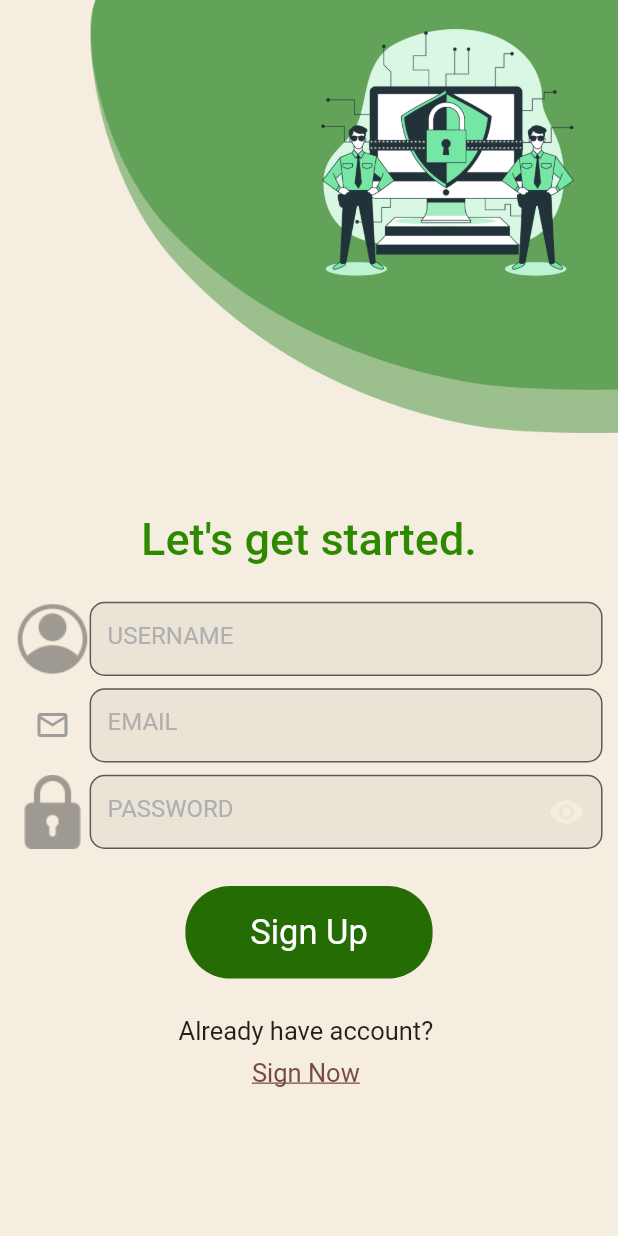
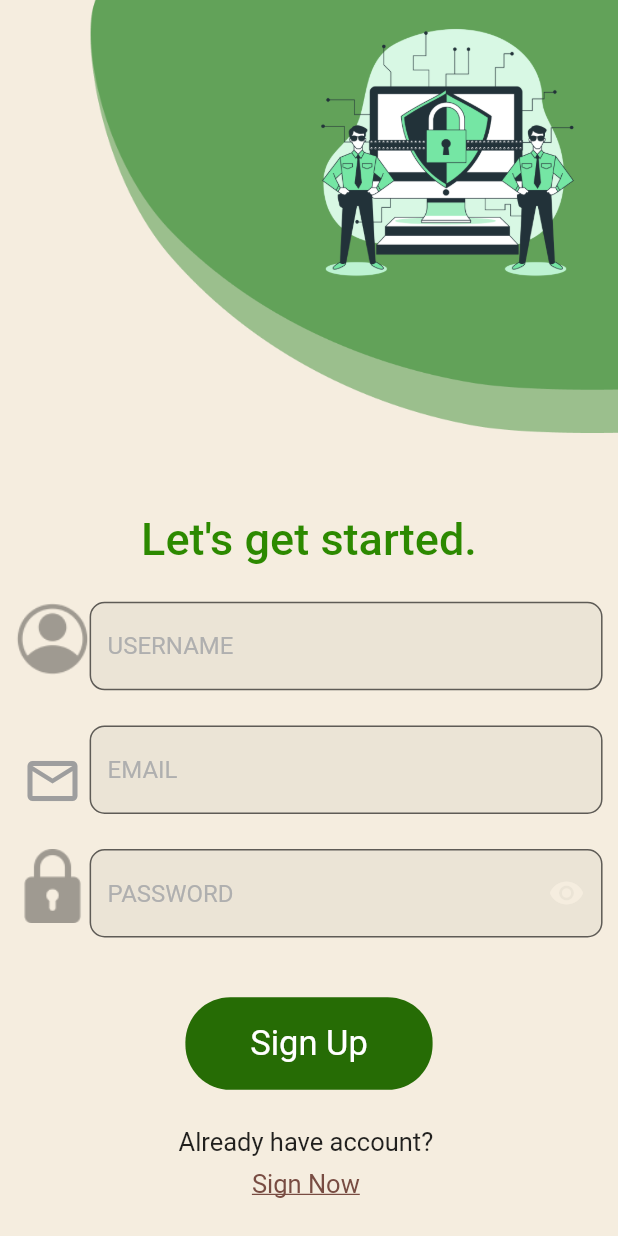
Before and after one commit to manas1410/Meraki, a Flutter app: the screen it shows after launch, after a tap on "LOGIN", after a tap on "Register Now", on a phone screen of 412 x 824 dp. Run offline on Flutter 3.47's test engine with Material 2 defaults, Android fonts, the phone set to English and light mode, and no system bars; our stand-ins replace cloud_firestore, firebase_auth, firebase_core, shared_preferences; missing offline and left inert: cloud_firestore_web, firebase_auth_web, firebase_core_web, shared_preferences_web; accounts and stored records are empty; Roboto replaces fonts that are missing (Montserrat).

Commit message:
Add files via upload

```diff
--- a/lib/Screens/login_screen.dart
+++ b/lib/Screens/login_screen.dart
@@ -1,6 +1,7 @@
 import 'package:cloud_firestore/cloud_firestore.dart';
 import 'package:flutter/cupertino.dart';
 import 'package:flutter/material.dart';
+import 'package:meraki/Screens/profile.dart';
 import 'package:meraki/helper/helperfunction.dart';
 import 'package:meraki/services/auth.dart';
 import 'package:meraki/services/database.dart';
@@ -53,7 +54,9 @@ class _SignInState extends State<SignIn> {
         if (val != null) {
           HelperFunctions.saveUserLoggedInSharedPreference(true);
           Navigator.pushReplacement(
-              context, MaterialPageRoute(builder: (context) => Scaffold()));
+              context, MaterialPageRoute(builder: (context) => Profile()
+          )
+          );
         }
       });
     }
@@ -122,7 +125,7 @@ class _SignInState extends State<SignIn> {
                             ),
                             Container(
                               width:  MediaQuery.of(context).size.width*0.83,
-                              height: MediaQuery.of(context).size.height*0.06,
+                              height: MediaQuery.of(context).size.height*0.09,
                               child: TextFormField(
                               validator: (val) {
                                 return RegExp(
@@ -146,7 +149,7 @@ class _SignInState extends State<SignIn> {
                             ),]
                         ),
                     SizedBox(
-                      height: MediaQuery.of(context).size.height*0.01,
+                      height: MediaQuery.of(context).size.height*0.02,
                     ),
                 Wrap(
                   children: [
@@ -157,7 +160,7 @@ class _SignInState extends State<SignIn> {
                     ),
                     Container(
                       width:  MediaQuery.of(context).size.width*0.83,
-                      height: MediaQuery.of(context).size.height*0.06,
+                      height: MediaQuery.of(context).size.height*0.09,
                       child: TextFormField(
                         obscureText: _isObscure,
                         validator: (val) {
--- a/lib/Screens/signup.dart
+++ b/lib/Screens/signup.dart
@@ -1,6 +1,7 @@
 import 'package:cloud_firestore/cloud_firestore.dart';
 import 'package:flutter/cupertino.dart';
 import 'package:flutter/material.dart';
+import 'package:meraki/Screens/profile.dart';
 import 'package:meraki/helper/helperfunction.dart';
 import 'package:meraki/services/auth.dart';
 import 'package:meraki/services/database.dart';
@@ -53,9 +54,7 @@ class _SignUpState extends State<SignUp> {
         databaseMethods.uploadUserInfo(userInfoMap);
         HelperFunctions.saveUserLoggedInSharedPreference(true);
         Navigator.pushReplacement(
-            context, MaterialPageRoute(builder: (context) => Scaffold(
-
-        )));
+            context, MaterialPageRoute(builder: (context) => Profile()));
       });
     }
   }
@@ -129,7 +128,7 @@ class _SignUpState extends State<SignUp> {
                           ),
                           Container(
                           width:  MediaQuery.of(context).size.width*0.83,
-                          height: MediaQuery.of(context).size.height*0.06,
+                          height: MediaQuery.of(context).size.height*0.09,
                           child: TextFormField(
                             validator: (val) {
                               return (val!.isEmpty || val.length < 4)
@@ -155,13 +154,15 @@ class _SignUpState extends State<SignUp> {
                           Wrap(
                             children:[
                               Container(
-                                child: Icon(Icons.email_outlined,color: Colors.grey,),
-                                  height: MediaQuery.of(context).size.height*0.06,
+                                child: Icon(Icons.email_outlined,color: Colors.grey,
+                                  size: 40,
+                                ),
+                                  height: MediaQuery.of(context).size.height*0.09,
                                   width: MediaQuery.of(context).size.width*0.12
                                 ),
                               Container(
                               width:  MediaQuery.of(context).size.width*0.83,
-                              height: MediaQuery.of(context).size.height*0.06,
+                              height: MediaQuery.of(context).size.height*0.09,
                             child: TextFormField(
                               validator: (val) {
                                 return RegExp(
@@ -194,7 +195,7 @@ class _SignUpState extends State<SignUp> {
                           ),
                           Container(
                           width:  MediaQuery.of(context).size.width*0.83,
-                          height: MediaQuery.of(context).size.height*0.06,
+                          height: MediaQuery.of(context).size.height*0.09,
                           child: TextFormField(
                             obscureText: _isObscure,
                             validator: (val) {
```
Also changed, not shown: lib/Screens/profile.dart (added, +119 -0 lines), lib/generated_plugin_registrant.dart (added, +22 -0 lines), assets/images/Translata.png (added), assets/images/logout.png (added), assets/images/profilepic.png (added), 1 other file.
